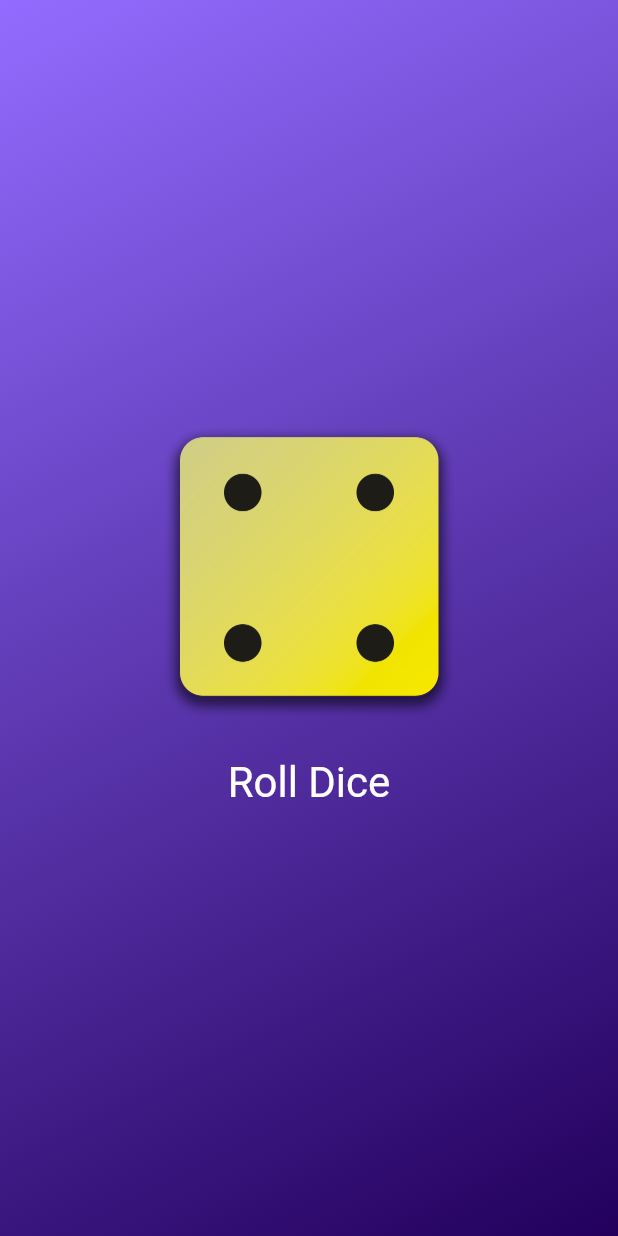
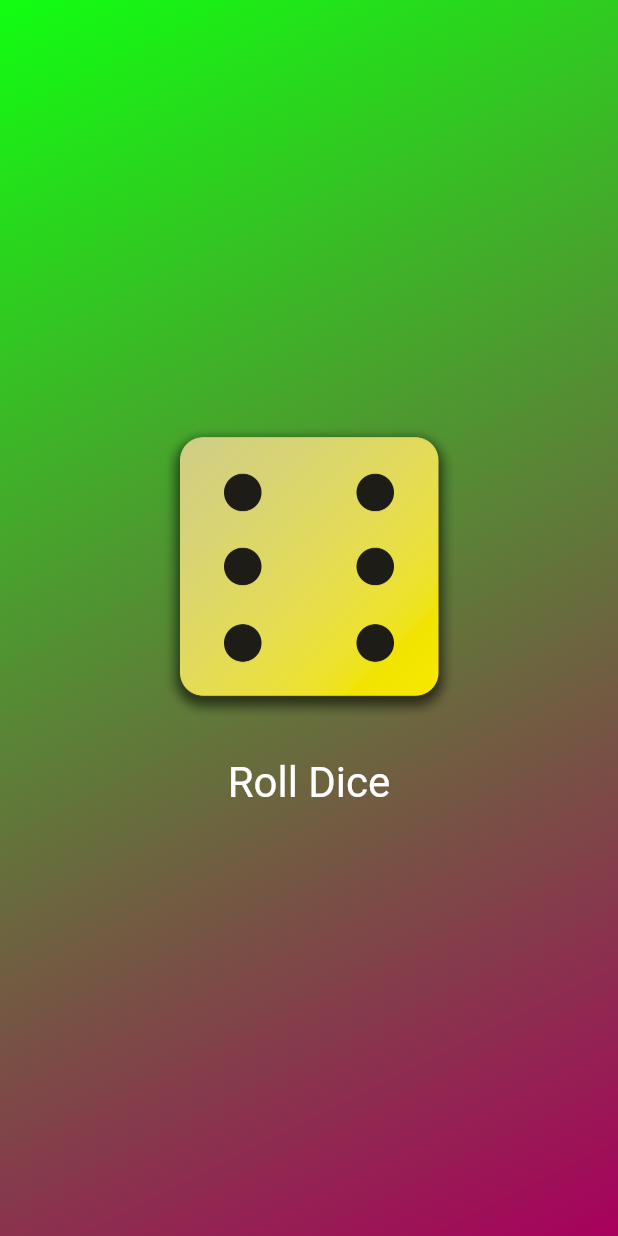
Before and after one commit to michaeltamsil/flutter_my_app, a Flutter app: the screen it shows after launch, after a tap on "Roll Dice", on a phone screen of 412 x 824 dp. Run offline on Flutter 3.47's test engine with Material 2 defaults, Android fonts, the phone set to English and light mode, and no system bars.

```diff
--- a/lib/dice_roller.dart
+++ b/lib/dice_roller.dart
@@ -1,4 +1,7 @@
+import 'dart:math';
 import 'package:flutter/material.dart';
+
+final randomizer = Random();
 
 class DiceRoller extends StatefulWidget {
   const DiceRoller({super.key});
@@ -10,15 +13,11 @@ class DiceRoller extends StatefulWidget {
 }
 
 class _DiceRollerState extends State<DiceRoller> {
-  var activeDiceImage = 'assets/images/dice-2.png';
+  var currentDiceRoll = randomizer.nextInt(6) + 1;
 
   void rollDice() {
     setState(() {
-      if (activeDiceImage == 'assets/images/dice-4.png') {
-        activeDiceImage = 'assets/images/dice-5.png';
-      } else {
-        activeDiceImage = 'assets/images/dice-4.png';
-      }
+      currentDiceRoll = randomizer.nextInt(6) + 1;
     });
   }
 
@@ -28,7 +27,7 @@ class _DiceRollerState extends State<DiceRoller> {
       mainAxisSize: MainAxisSize.min,
       children: [
         Image.asset(
-          activeDiceImage,
+          'assets/images/dice-$currentDiceRoll.png',
           width: 200,
         ),
         const SizedBox(
--- a/lib/gradient_container.dart
+++ b/lib/gradient_container.dart
@@ -25,7 +25,7 @@ class GradientContainer extends StatelessWidget {
           end: endAlignment,
         ),
       ),
-      child: Center(
+      child: const Center(
         child: DiceRoller(),
       ),
     );
--- a/lib/main.dart
+++ b/lib/main.dart
@@ -7,8 +7,8 @@ void main() {
     const MaterialApp(
       home: Scaffold(
         body: GradientContainer(
-          Color.fromARGB(255, 147, 108, 255),
-          Color.fromARGB(255, 34, 0, 92),
+          Color.fromARGB(255, 17, 255, 17),
+          Color.fromARGB(255, 168, 0, 93),
         ),
       ),
     ),
```
